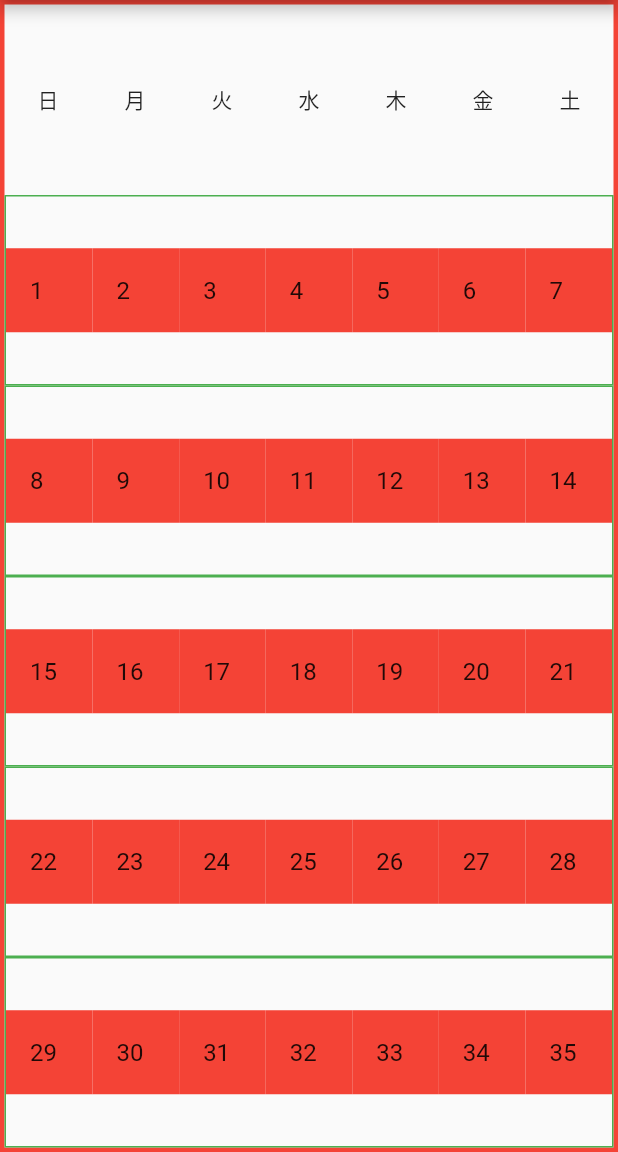
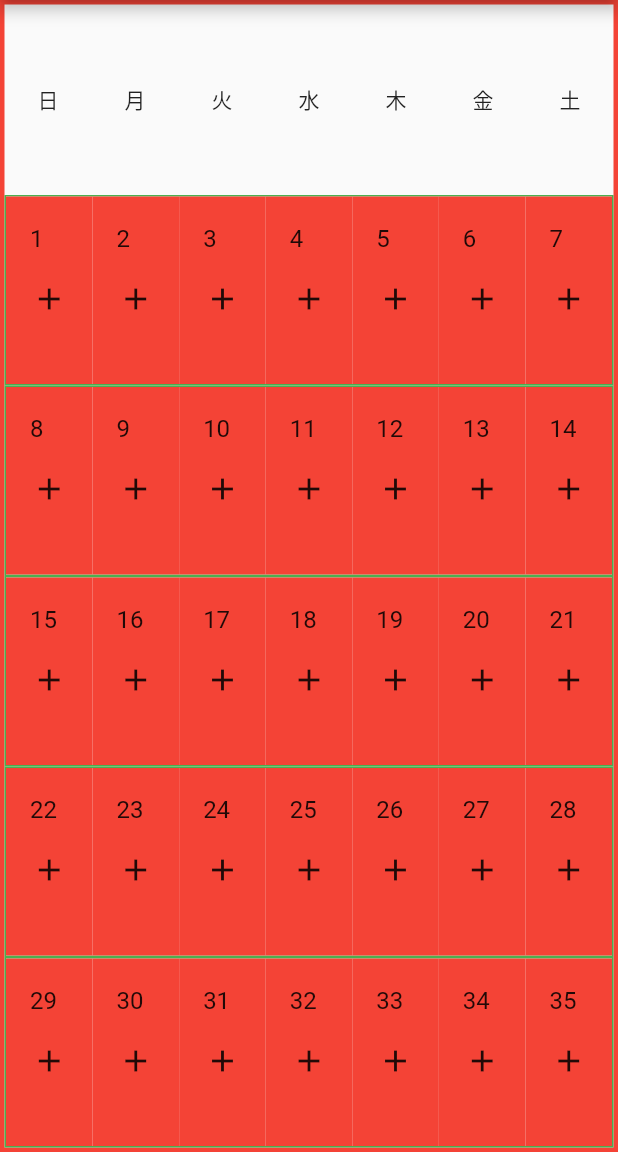
Before and after one commit to datsuns/stamp-calendar, a Flutter app: the screen it shows after launch, on a phone screen of 412 x 824 dp, the part 84-1236 px from its top. Run offline on Flutter 3.47's test engine with Material 2 defaults, Android fonts, the phone set to English and light mode, and no system bars.

Commit message:
add icon

```diff
--- a/lib/main.dart
+++ b/lib/main.dart
@@ -67,10 +67,14 @@ class _MyHomePageState extends State<MyHomePage> {
       }
     );
 
+    var icon = this._done[day] == true ? Icon(Icons.check) : Icon(Icons.add);
+
     var body = Container(
         color: this._done[day] == true ? Colors.green : Colors.red,
-        child: c,
-        );
+        child: Column(
+          children: <Widget>[c, icon],
+        ),
+    );
 
     return body;
   }
```
